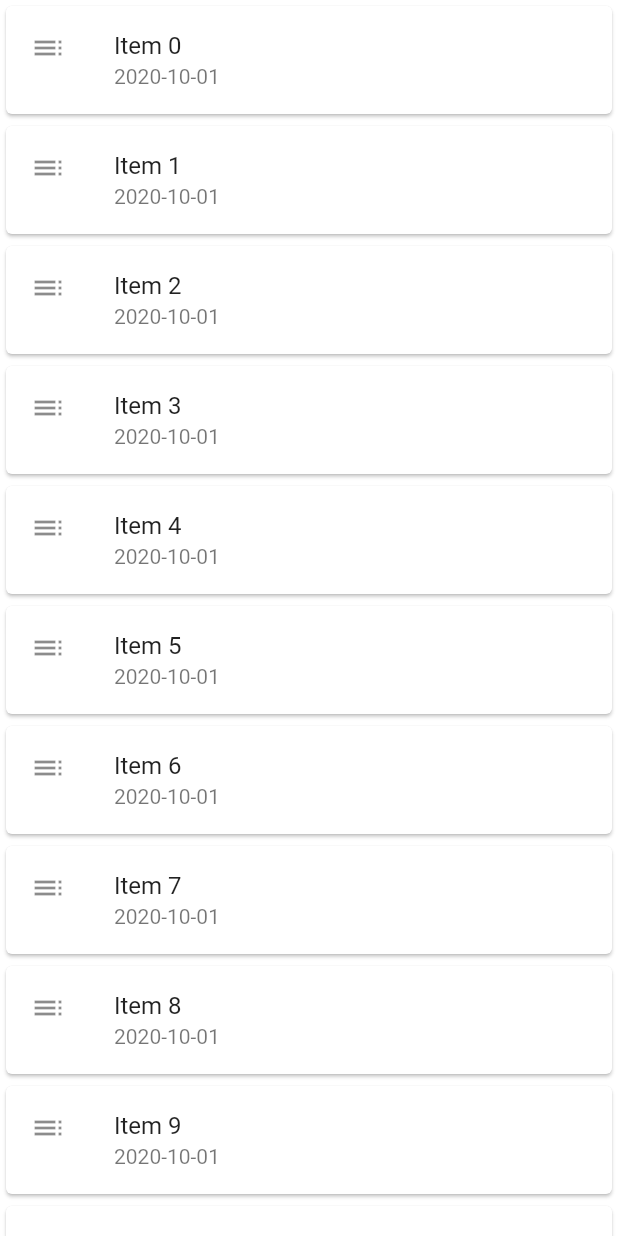
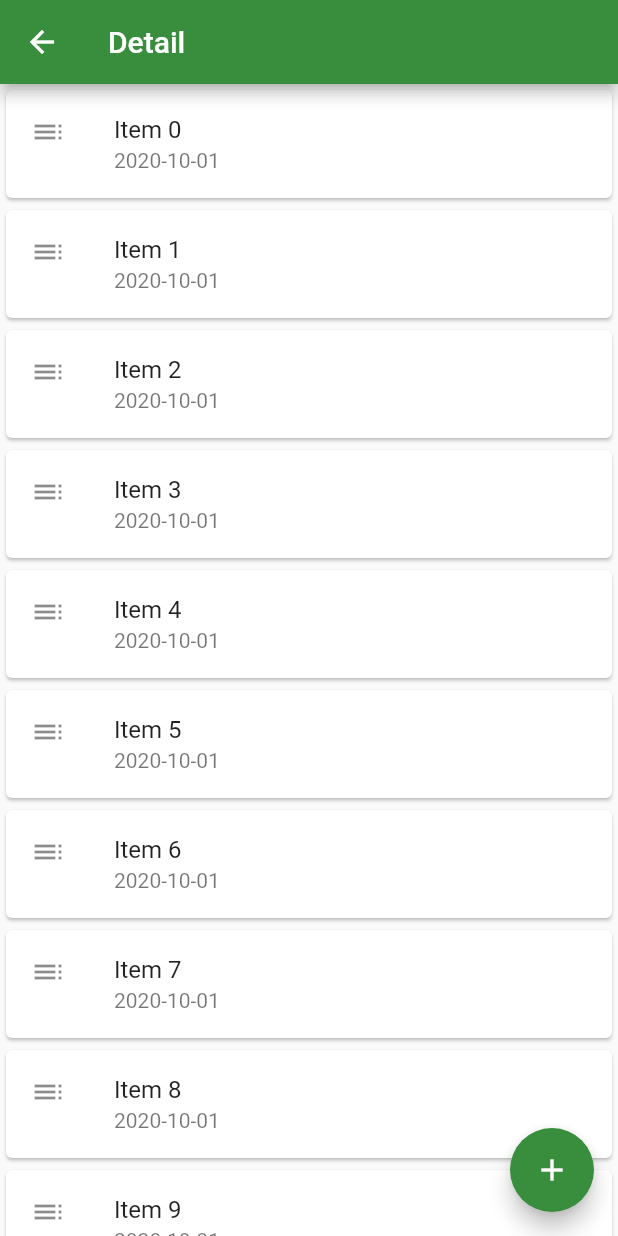
Before and after one commit to JavierRoche/Flutter, a Flutter app: the screen it shows after launch, after a tap on the "add" icon, after a tap on "Notebook nuevo", on a phone screen of 412 x 824 dp. Run offline on Flutter 3.47's test engine with Material 2 defaults, Android fonts, the phone set to English and light mode, and no system bars.

Commit message:
Practica obligatoria

```diff
--- a/lib/main.dart
+++ b/lib/main.dart
@@ -1,6 +1,7 @@
-import 'package:everPobre/scenes/notes_scene.dart';
+import 'package:everPobre/domain/note.dart';
 import 'package:everPobre/domain/notebook.dart';
 import 'package:everPobre/domain/notebooks.dart';
+import 'package:everPobre/scenes/notes_scene.dart';
 import 'package:everPobre/text_resources.dart';
 import 'package:everPobre/scenes/notebooks_scene.dart';
 import 'package:flutter/material.dart';
@@ -11,6 +12,10 @@ void main() {
   runApp(TreeBuilder());
 }
 
+/*
+ * Representa el arbol de construccion de la app
+ */
+
 class TreeBuilder extends StatelessWidget {
   @override
   Widget build(BuildContext context) {
@@ -18,7 +23,7 @@ class TreeBuilder extends StatelessWidget {
         initialRoute: NotebooksList.routeName,
         routes: {
           NotebooksList.routeName: (context) => NotebooksList(),
-          NotesListView.routeName: (context) => NotesListView()
+          NotesList.routeName: (context) => NotesList()
         },
         theme: ThemeData.light().copyWith(
           primaryColor: const Color(0xFF388E3C),
@@ -27,6 +32,10 @@ class TreeBuilder extends StatelessWidget {
         title: TextResources.appName);
   }
 }
+
+/*
+ * Representa el widget de la primera ruta: Notebooks disponibles
+ */
 
 class NotebooksList extends StatelessWidget {
   static const routeName = "/";
@@ -47,3 +56,30 @@ class NotebooksList extends StatelessWidget {
     );
   }
 }
+
+/*
+ * Representa el widget de la segunda ruta: Notas de un Notebook
+ */
+
+class NotesList extends StatelessWidget {
+  static const routeName = "/detail";
+
+  @override
+  Widget build(BuildContext context) {
+    final Notebook notebook =
+        ModalRoute.of(context).settings.arguments as Notebook;
+
+    return Scaffold(
+      appBar: AppBar(
+        title: Text(TextResources.detailName),
+      ),
+      body: NotesListView(notebook),
+      floatingActionButton: FloatingActionButton(
+          onPressed: () {
+            notebook.add(Note("Nota nueva"));
+          },
+          backgroundColor: const Color(0xFF388E3C),
+          child: const Icon(Icons.add)),
+    );
+  }
+}
--- a/lib/scenes/notebooks_scene.dart
+++ b/lib/scenes/notebooks_scene.dart
@@ -1,15 +1,14 @@
 import 'package:everPobre/domain/notebooks.dart';
-import 'package:everPobre/scenes/notes_scene.dart';
+import 'package:everPobre/main.dart';
 import 'package:flutter/material.dart';
 
-// En el momento en el que esta clase tiene que estar a la escucha de cambios
-// hay que pasar el Stateless a Statefull, momento en el que se crea la una nueva clase con State
+// Una clase pasa de Stateless a Statefull cuando tiene que escuchar cambios
+// Estos cambios de estado los representa una nueva clase que extiende de State
 class NotebooksListView extends StatefulWidget {
-  final Notebooks _model;
+  final Notebooks _notebooks;
 
-  // Constructor
   // Cuando devuelves un const el sistema se asegura que solo haya una instancia de la clase
-  const NotebooksListView(Notebooks model) : _model = model;
+  const NotebooksListView(Notebooks notebooks) : _notebooks = notebooks;
 
   // Al pasar la clase a Statefull se crea este constructor de la clase con State
   @override
@@ -25,7 +24,7 @@ class _NotebooksListViewState extends State<NotebooksListView> {
   @override
   void didChangeDependencies() {
     // Damos de alta el widget como escuchador
-    widget._model.addListener(modelDidChange);
+    widget._notebooks.addListener(modelDidChange);
 
     super.didChangeDependencies();
   }
@@ -33,7 +32,7 @@ class _NotebooksListViewState extends State<NotebooksListView> {
   @override
   void dispose() {
     // Damos de baja el widget como escuchador
-    widget._model.removeListener(modelDidChange);
+    widget._notebooks.removeListener(modelDidChange);
 
     super.dispose();
   }
@@ -47,20 +46,20 @@ class _NotebooksListViewState extends State<NotebooksListView> {
      * itemCount es la altura de cada celda
      */
     return ListView.builder(
-        itemCount: widget._model.length,
+        itemCount: widget._notebooks.length,
         itemBuilder: (context, index) {
-          return NotebookSliver(widget._model, index);
+          return NotebooksSliver(widget._notebooks, index);
         });
   }
 }
 
 // Subvistas de algo scrolleable que forma las celdas
-class NotebookSliver extends StatefulWidget {
+class NotebooksSliver extends StatefulWidget {
   final Notebooks notebooks;
   final int index;
 
   // Constructor
-  const NotebookSliver(Notebooks notebooks, int index)
+  const NotebooksSliver(Notebooks notebooks, int index)
       : notebooks = notebooks,
         index = index;
 
@@ -68,12 +67,13 @@ class NotebookSliver extends StatefulWidget {
   _NotebookSliverState createState() => _NotebookSliverState();
 }
 
-class _NotebookSliverState extends State<NotebookSliver> {
+// El Sliver tiene que ver realmente con la celda y su contenido
+class _NotebookSliverState extends State<NotebooksSliver> {
   @override
   Widget build(BuildContext context) {
     return Dismissible(
       key: UniqueKey(),
-      // Permite arrastras una celda
+      // Permite arrastrar una celda
       onDismissed: (direction) {
         // Eliminamos el notebook del widget
         widget.notebooks.removeAt(widget.index);
@@ -83,6 +83,7 @@ class _NotebookSliverState extends State<NotebookSliver> {
           content: Text("Element ${widget.index}"),
         ));
 
+        // Avisar al modelo de que el notebook se ha eliminado
         setState(() {});
       },
       // Lo que se muestra mientras arrastras una celda que tiene onDismissed
@@ -91,16 +92,15 @@ class _NotebookSliverState extends State<NotebookSliver> {
       ),
       // Tarjeta con la info de la celda
       child: Card(
-          child: GestureDetector(
+          child: ListTile(
         onTap: () {
           print(widget.notebooks[widget.index]);
-                Navigator.pushNamed(context, NotesListView.routeName,
+          Navigator.pushNamed(context, NotesList.routeName,
               arguments: widget.notebooks[widget.index]);
         },
-              child: ListTile(
         leading: const Icon(Icons.list),
         title: Text(widget.notebooks[widget.index].body),
-              ))),
+      )),
     );
   }
 }
--- a/lib/scenes/notes_scene.dart
+++ b/lib/scenes/notes_scene.dart
@@ -2,24 +2,17 @@ import 'package:everPobre/domain/notebook.dart';
 import 'package:flutter/material.dart';
 import 'package:intl/intl.dart';
 
-// En el momento en el que esta clase tiene que estar a la escucha de cambios
-// hay que pasar el Stateless a Statefull, momento en el que se crea la una nueva clase con State
+// Una clase pasa de Stateless a Statefull cuando tiene que escuchar cambios
+// Estos cambios de estado los representa una nueva clase que extiende de State
 class NotesListView extends StatefulWidget {
-  static final routeName = "/detail";
-  Notebook _model;
+  final Notebook _model;
 
-  // Constructor
   // Cuando devuelves un const el sistema se asegura que solo haya una instancia de la clase
-  //NotesListView(Notebook model) : _model = model;
-  NotesListView();
+  const NotesListView(Notebook model) : _model = model;
 
   // Al pasar la clase a Statefull se crea este constructor de la clase con State
   @override
   _NotesListViewState createState() => _NotesListViewState();
-
-  NotesListView giveMeWidget() {
-    return this;
-  }
 }
 
 class _NotesListViewState extends State<NotesListView> {
@@ -46,8 +39,6 @@ class _NotesListViewState extends State<NotesListView> {
 
   @override
   Widget build(BuildContext context) {
-    final Notebook nb = ModalRoute.of(context).settings.arguments as Notebook;
-    widget._model = nb;
     /*
      * El constructor builder crea otro build
      * itemExtent es la cantidad de cosas que quiero meter en la lista
@@ -55,11 +46,9 @@ class _NotesListViewState extends State<NotesListView> {
      * itemCount es la altura de cada celda
      */
     return ListView.builder(
-        //itemCount: widget._model.length,
-        itemCount: nb.length,
+        itemCount: widget._model.length,
         itemBuilder: (context, index) {
-          //return NoteSliver(widget._model, index);
-          return NoteSliver(nb, index);
+          return NoteSliver(widget._model, index);
         });
   }
 }
@@ -78,6 +67,7 @@ class NoteSliver extends StatefulWidget {
   _NoteSliverState createState() => _NoteSliverState();
 }
 
+// El Sliver tiene que ver realmente con la celda y su contenido
 class _NoteSliverState extends State<NoteSliver> {
   @override
   Widget build(BuildContext context) {
@@ -85,8 +75,7 @@ class _NoteSliverState extends State<NoteSliver> {
 
     return Dismissible(
       key: UniqueKey(),
-
-      // Permite arrastras una celda
+      // Permite arrastrar una celda
       onDismissed: (direction) {
         // Eliminamos la nota del widget
         widget.notebook.removeAt(widget.index);
@@ -96,6 +85,7 @@ class _NoteSliverState extends State<NoteSliver> {
           content: Text("Element ${widget.index}"),
         ));
 
+        // Avisar al modelo de que el notebook se ha eliminado
         setState(() {});
       },
       // Lo que se muestra mientras arrastras una celda que tiene onDismissed
@@ -105,7 +95,7 @@ class _NoteSliverState extends State<NoteSliver> {
       // Tarjeta con la info de la celda
       child: Card(
           child: ListTile(
-              leading: Icon(Icons.toc),
+              leading: const Icon(Icons.toc),
               title: Text(widget.notebook[widget.index].body),
               subtitle: Text(
                   fmt.format(widget.notebook[widget.index].modificationDate)))),
--- a/lib/text_resources.dart
+++ b/lib/text_resources.dart
@@ -1,3 +1,4 @@
 abstract class TextResources {
   static String appName = "EverPobre";
+  static String detailName = "Detail";
 }
```
Also changed, not shown: lib/domain/note.dart (+8 -2 lines), lib/domain/notebook.dart (+16 -3 lines), lib/domain/notebooks.dart (+18 -3 lines). Lines whose indentation alone changed are shown as unchanged.
